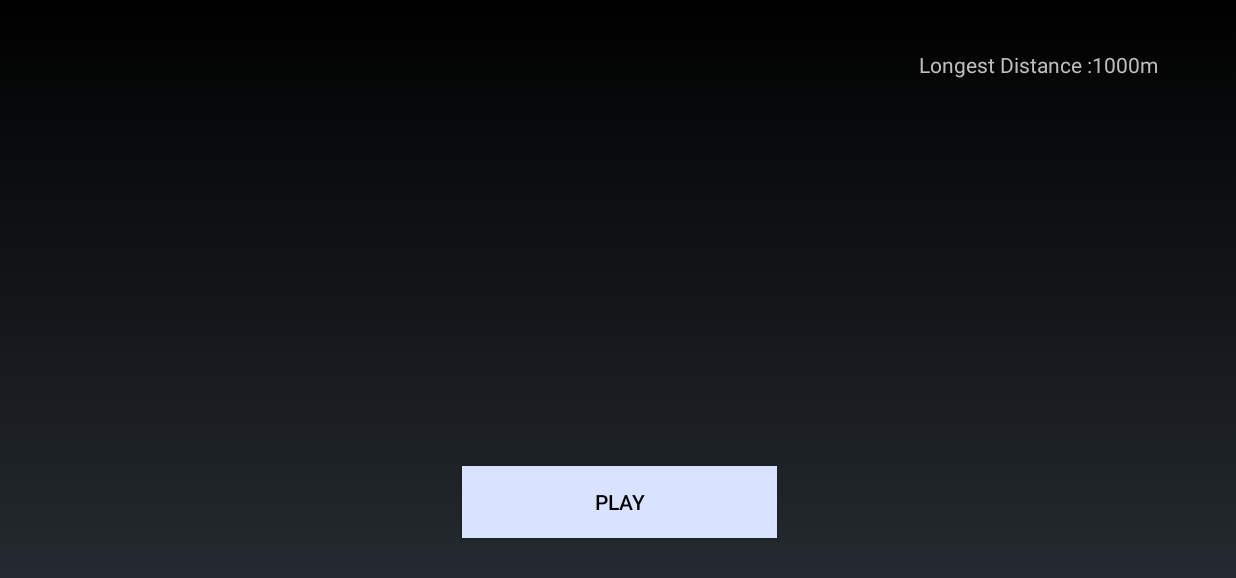
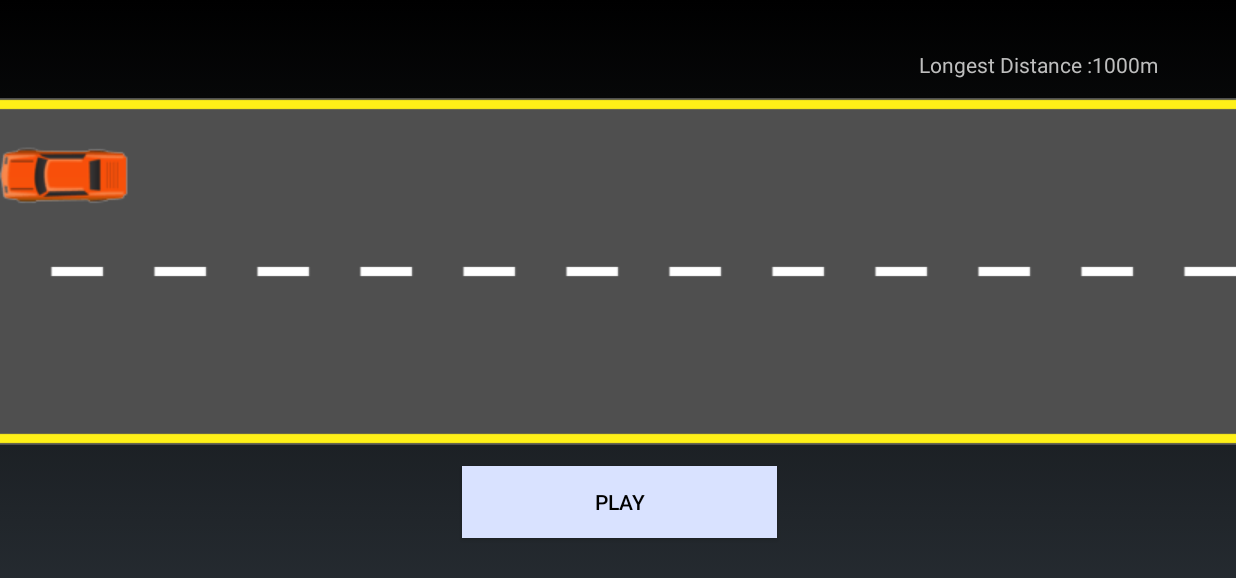
Before and after one commit to dkanghan/Wrong-Side-Rocky, an Android app: the screen it shows after launch (MainActivity), on a phone screen of 824 x 412 dp (held sideways). Shown: the top 578 px of the screen. Run offline under Robolectric (Android 15) with nearby library versions, the phone set to English and light mode, and no system bars.

Commit message:
Added main screen animation

```diff
--- a/app/src/main/java/com/example/wrongsiderocky/MainActivity.java
+++ b/app/src/main/java/com/example/wrongsiderocky/MainActivity.java
@@ -7,10 +7,14 @@ import android.content.SharedPreferences;
 import android.os.Bundle;
 import android.view.KeyEvent;
 import android.view.View;
+import android.view.animation.Animation;
+import android.view.animation.TranslateAnimation;
 import android.widget.Button;
+import android.widget.ImageButton;
 import android.widget.TextView;
 
 public class MainActivity extends Activity implements View.OnClickListener {
+    private ImageButton movingCar;
 
     @SuppressLint("SetTextI18n")
     @Override
@@ -29,6 +33,18 @@ public class MainActivity extends Activity implements View.OnClickListener {
         textLongestDistance.setText("Longest Distance :" + LongestDistance + "m");
         // Listen for clicks
         buttonPlay.setOnClickListener(this);
+
+        movingCar = findViewById(R.id.movingCar);
+
+        Animation animation = new TranslateAnimation(
+                Animation.RELATIVE_TO_PARENT, 0f,
+                Animation.RELATIVE_TO_PARENT, 1f,
+                Animation.RELATIVE_TO_PARENT, 0f,
+                Animation.RELATIVE_TO_PARENT, 0f
+        );
+        animation.setDuration(3000);
+        animation.setRepeatCount(Animation.INFINITE);
+        movingCar.startAnimation(animation);
     }
 
 
--- a/app/src/main/res/layout/activity_main.xml
+++ b/app/src/main/res/layout/activity_main.xml
@@ -27,4 +27,24 @@
         android:layout_marginEnd="52dp"
         android:text="Highest Score:9999" />
 
+    <ImageView
+        android:id="@+id/staticRaodImage"
+        android:layout_marginTop="32dp"
+        android:layout_alignTop="@id/texthighScore"
+        android:layout_width="match_parent"
+        android:layout_height="231dp"
+        android:src="@drawable/road1"
+        android:scaleType="fitXY"/>
+
+    <ImageButton
+        android:layout_width="wrap_content"
+        android:layout_height="wrap_content"
+        android:src="@drawable/car"
+        android:id="@+id/movingCar"
+        android:layout_alignTop="@id/staticRaodImage"
+        android:layout_marginTop="32dp"
+        android:background="@null"
+        />
+
+
 </RelativeLayout>
```
